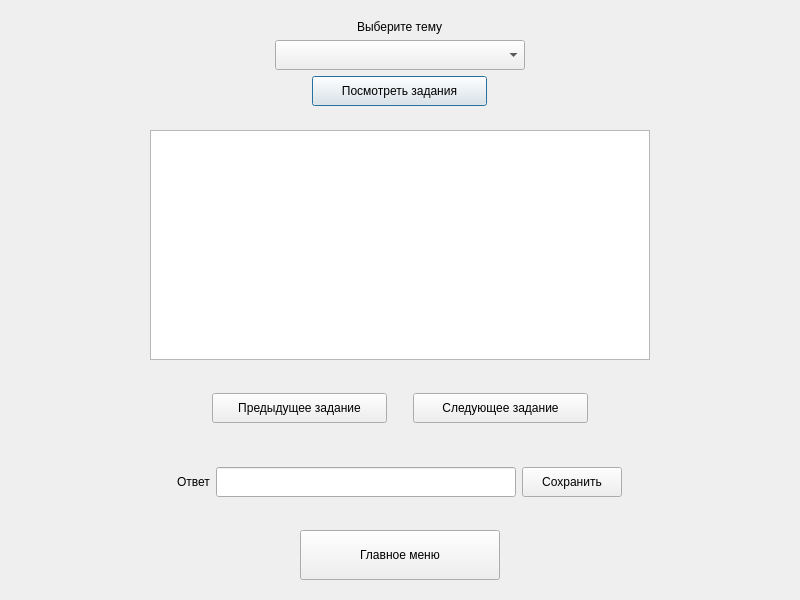
This is taskswindow.ui in icspero/3-semester-CourseWork_Client as Qt 5 draws it before an edit. The edited form follows.
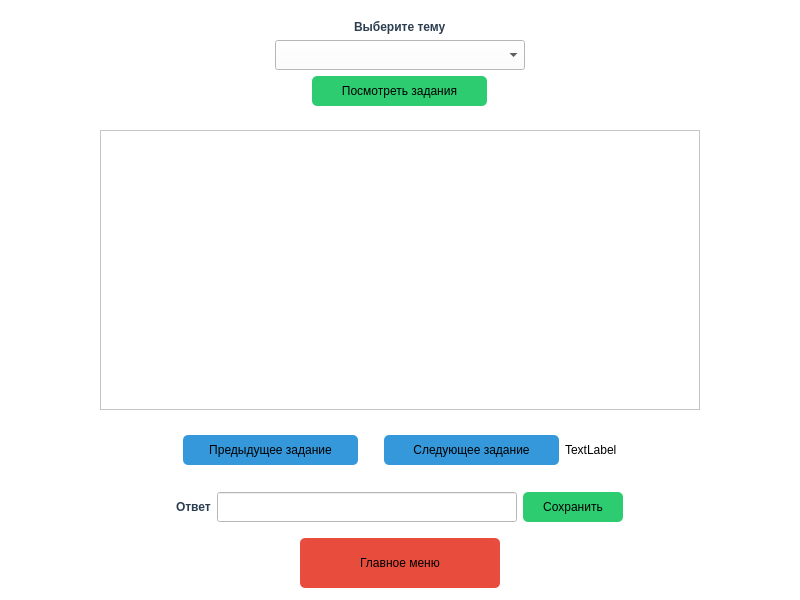
This is the edited form.

Diff of the .ui file:
```diff
--- a/taskswindow.ui
+++ b/taskswindow.ui
@@ -13,12 +13,19 @@
   <property name="windowTitle">
    <string>Задания</string>
   </property>
+  <property name="styleSheet">
+   <string notr="true">background-color: #ffffff;</string>
+  </property>
   <layout class="QVBoxLayout" name="verticalLayout">
    <item alignment="Qt::AlignHCenter|Qt::AlignVCenter">
     <widget class="QWidget" name="widget" native="true">
      <layout class="QVBoxLayout" name="verticalLayout_2">
       <item alignment="Qt::AlignHCenter">
        <widget class="QLabel" name="label">
+        <property name="styleSheet">
+         <string notr="true">color: #2c3e50;
+font-weight: bold;</string>
+        </property>
         <property name="text">
          <string>Выберите тему</string>
         </property>
@@ -54,6 +61,17 @@
           <height>30</height>
          </size>
         </property>
+        <property name="styleSheet">
+         <string notr="true">QPushButton {
+    background-color: #2ecc71;
+    color: black;              
+    border-radius: 5px;
+}
+QPushButton:hover {
+    background-color: #27ae60;
+}
+</string>
+        </property>
         <property name="text">
          <string>Посмотреть задания</string>
         </property>
@@ -65,7 +83,7 @@
    <item alignment="Qt::AlignHCenter|Qt::AlignVCenter">
     <widget class="QWidget" name="widget_2" native="true">
      <layout class="QVBoxLayout" name="verticalLayout_3">
-      <item alignment="Qt::AlignHCenter">
+      <item alignment="Qt::AlignHCenter|Qt::AlignVCenter">
        <widget class="QTextEdit" name="textEdit">
         <property name="sizePolicy">
          <sizepolicy hsizetype="Fixed" vsizetype="Fixed">
@@ -75,10 +93,13 @@
         </property>
         <property name="minimumSize">
          <size>
-          <width>500</width>
-          <height>230</height>
+          <width>600</width>
+          <height>280</height>
          </size>
         </property>
+        <property name="styleSheet">
+         <string notr="true">color: #000000;background-color: #ffffff;</string>
+        </property>
        </widget>
       </item>
      </layout>
@@ -101,6 +122,16 @@
           <height>30</height>
          </size>
         </property>
+        <property name="styleSheet">
+         <string notr="true">QPushButton {
+    background-color: #3498db; 
+    color: black;           
+    border-radius: 5px;
+}
+QPushButton:hover {
+    background-color: #2980b9;
+}</string>
+        </property>
         <property name="text">
          <string>Предыдущее задание</string>
         </property>
@@ -136,11 +167,31 @@
           <height>30</height>
          </size>
         </property>
+        <property name="styleSheet">
+         <string notr="true">QPushButton {
+    background-color: #3498db; 
+    color: black;           
+    border-radius: 5px;
+}
+QPushButton:hover {
+    background-color: #2980b9;
+}</string>
+        </property>
         <property name="text">
          <string>Следующее задание</string>
         </property>
        </widget>
       </item>
+      <item>
+       <widget class="QLabel" name="label_3">
+        <property name="styleSheet">
+         <string notr="true">color: black;</string>
+        </property>
+        <property name="text">
+         <string>TextLabel</string>
+        </property>
+       </widget>
+      </item>
      </layout>
     </widget>
    </item>
@@ -149,6 +200,10 @@
      <layout class="QHBoxLayout" name="horizontalLayout_2">
       <item alignment="Qt::AlignVCenter">
        <widget class="QLabel" name="label_2">
+        <property name="styleSheet">
+         <string notr="true">color: #2c3e50;
+font-weight: bold;</string>
+        </property>
         <property name="text">
          <string>Ответ</string>
         </property>
@@ -168,6 +223,9 @@
           <height>30</height>
          </size>
         </property>
+        <property name="styleSheet">
+         <string notr="true">color: #000000;background-color: #ffffff;</string>
+        </property>
        </widget>
       </item>
       <item>
@@ -184,6 +242,17 @@
           <height>30</height>
          </size>
         </property>
+        <property name="styleSheet">
+         <string notr="true">QPushButton {
+    background-color: #2ecc71;
+    color: black;              
+    border-radius: 5px;
+}
+QPushButton:hover {
+    background-color: #27ae60;
+}
+</string>
+        </property>
         <property name="text">
          <string>Сохранить</string>
         </property>
@@ -206,6 +275,16 @@
        <height>50</height>
       </size>
      </property>
+     <property name="styleSheet">
+      <string notr="true">QPushButton {
+    background-color: #e74c3c; 
+    color: black;               
+    border-radius: 5px;      
+}
+QPushButton:hover {
+    background-color: #c0392b; 
+}</string>
+     </property>
      <property name="text">
       <string>Главное меню</string>
      </property>
```
Left out of the diff: 12 changed lines with no effect on the pictures.
